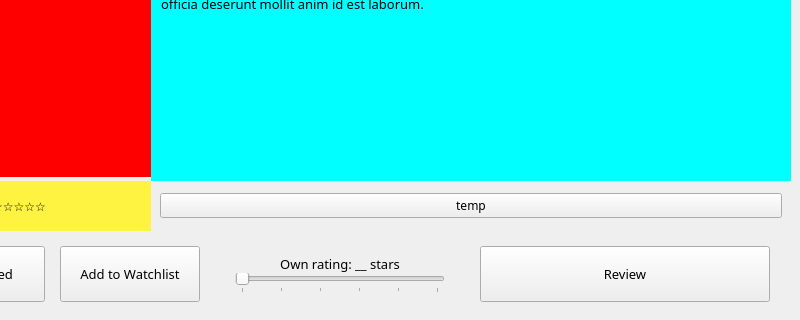
The window that ui/about-title-tv-show.ui (xbryan25/movie-tvshow-review-app) describes before a commit, drawn with Qt 5; both pictures show x 122 to 922 and y 286 to 606 of the 922 by 606 pixel window.
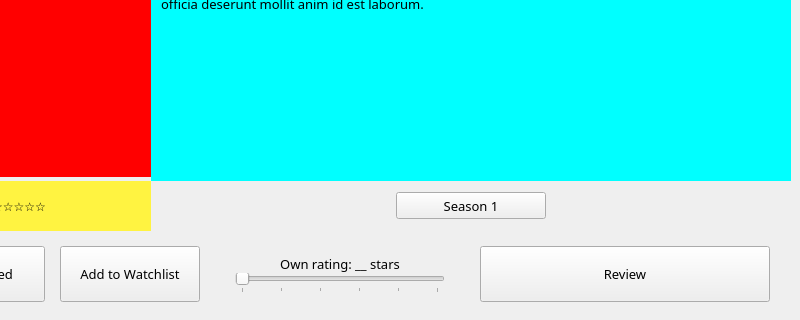
The same window after the commit.

Commit message: Add season buttons to about_title_tv_show window

```diff
--- a/ui/about-title-tv-show.ui
+++ b/ui/about-title-tv-show.ui
@@ -14,8 +14,8 @@
    <string>MainWindow</string>
   </property>
   <widget class="QWidget" name="centralwidget">
-   <layout class="QVBoxLayout" name="verticalLayout">
-    <item>
+   <layout class="QGridLayout" name="gridLayout_2">
+    <item row="0" column="0">
      <widget class="QWidget" name="display_info_widget" native="true">
       <property name="styleSheet">
        <string notr="true"/>
@@ -246,16 +246,23 @@
             <height>50</height>
            </rect>
           </property>
-          <layout class="QHBoxLayout" name="horizontalLayout_2">
-           <item>
-            <widget class="QPushButton" name="pushButton_4">
+          <layout class="QGridLayout" name="seasons_buttons_grid">
+           <item row="0" column="0">
+            <widget class="QPushButton" name="temp_button">
+             <property name="maximumSize">
+              <size>
+               <width>150</width>
+               <height>27</height>
+              </size>
+             </property>
              <property name="font">
               <font>
                <family>Oswald</family>
+               <pointsize>10</pointsize>
               </font>
              </property>
              <property name="text">
-              <string>temp</string>
+              <string>Season 1</string>
              </property>
             </widget>
            </item>
```
Left out of the diff: 6 changed lines with no effect on the pictures. The commit also changes 4 other files.
